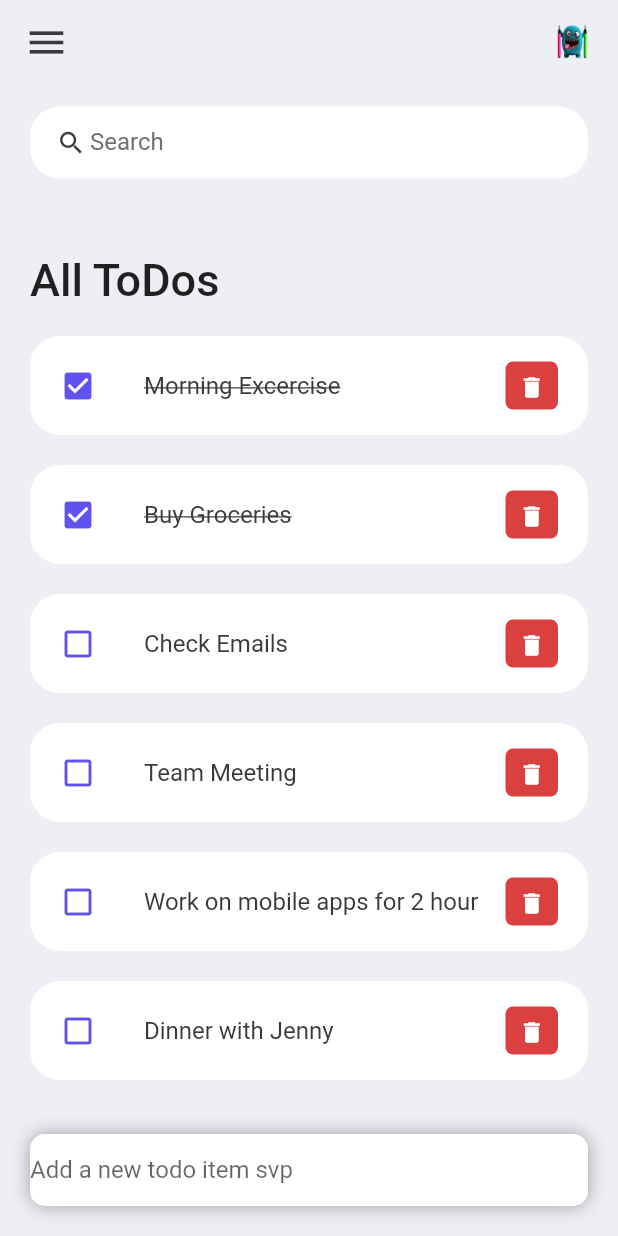
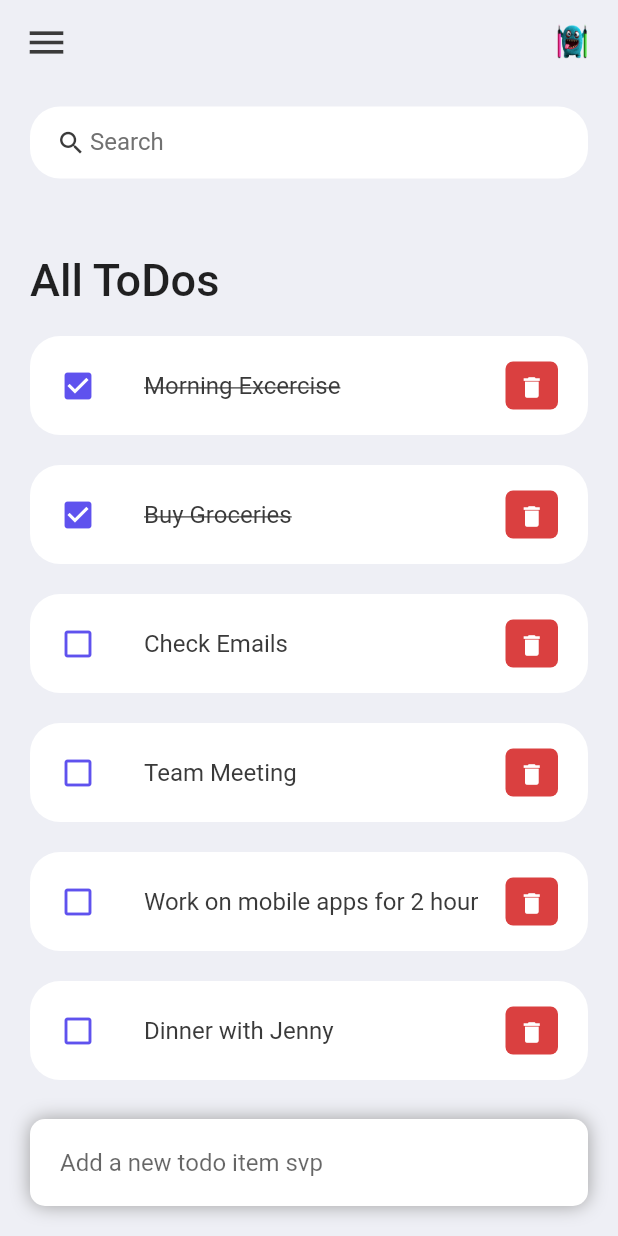
Before and after one commit to erdemgocen44/TodoList, a Flutter app: the screen it shows after launch, on a phone screen of 412 x 824 dp. Run offline on Flutter 3.47's test engine with Material 2 defaults, Android fonts, the phone set to English and light mode, and no system bars.

Commit message:
hata giderilemedi

```diff
--- a/lib/screens/home.dart
+++ b/lib/screens/home.dart
@@ -49,15 +49,24 @@ class Home extends StatelessWidget {
               children: [
                 Expanded(
                   child: Container(
-                    margin: EdgeInsets.only(bottom: 20, right: 20, left: 20),
+                    margin: EdgeInsets.only(
+                      bottom: 20,
+                      right: 20,
+                      left: 20,
+                    ),
+                    padding: EdgeInsets.symmetric(
+                      horizontal: 20,
+                      vertical: 5,
+                    ),
                     decoration: BoxDecoration(
                       color: Colors.white,
                       boxShadow: const [
                         BoxShadow(
-                            color: Colors.grey,
-                            offset: Offset(0.0, 0.0),
-                            blurRadius: 10.0,
-                            spreadRadius: 0.0),
+                          color: Colors.grey,
+                          offset: Offset(0.0, 0.0),
+                          blurRadius: 10.0,
+                          spreadRadius: 0.0,
+                        ),
                       ],
                       borderRadius: BorderRadius.circular(10),
                     ),
```
